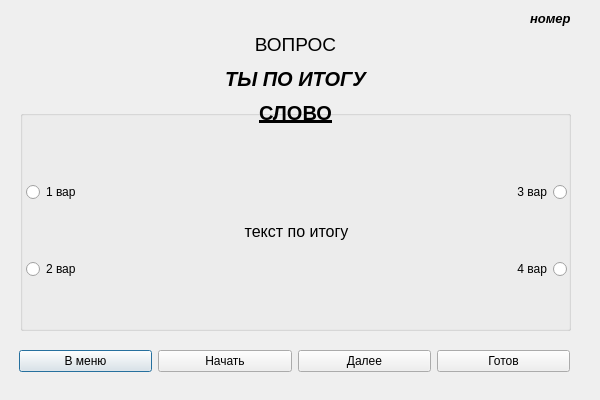
Before: the Qt Designer form Word-Flow/testverbs.ui in timowka0304/Word-Flow, drawn with Qt 5.
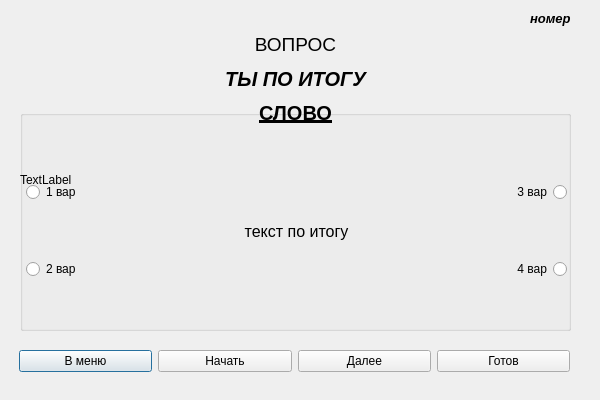
After: the same form once the commit is applied.

```diff
--- a/Word-Flow/testverbs.ui
+++ b/Word-Flow/testverbs.ui
@@ -256,6 +256,19 @@
     </item>
    </layout>
   </widget>
+  <widget class="QLabel" name="label">
+   <property name="geometry">
+    <rect>
+     <x>20</x>
+     <y>20</y>
+     <width>550</width>
+     <height>320</height>
+    </rect>
+   </property>
+   <property name="text">
+    <string>TextLabel</string>
+   </property>
+  </widget>
  </widget>
  <resources/>
  <connections/>
```
